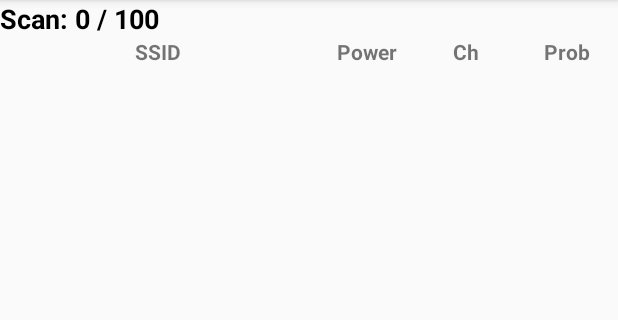
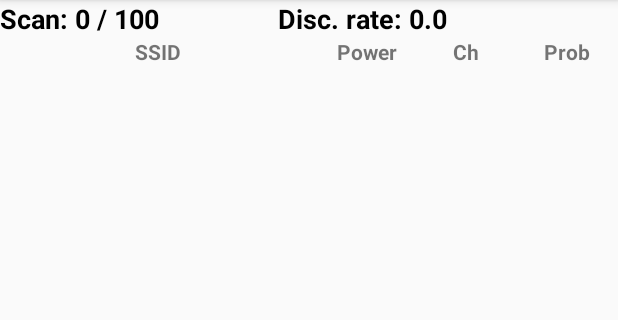
Before and after one commit to joseangelmr/wiscan, an Android app: the screen it shows after launch (MainActivity), on a phone screen of 412 x 824 dp, the part 84-404 px from its top. Run offline under Robolectric (Android 15) with nearby library versions, the phone set to English and light mode, and no system bars.

Commit message:
Agregado el campo para calcular y mostrar el discovery rate
TODO: Corregir el error de las prob en las redes no detectadas y  Verificar posible crash a causa de no obtener la localizacion.
. Hacer las correcciones necesarias a la BD.

TODO Opcional: Mejorar formato de presentacion de graficas (margenes y/o padding )

```diff
--- a/app/src/main/java/com/android/wiscan/MainActivity.java
+++ b/app/src/main/java/com/android/wiscan/MainActivity.java
@@ -4,9 +4,6 @@ import android.content.Context;
 import android.content.Intent;
 import android.content.IntentFilter;
 import android.content.SharedPreferences;
-import android.database.Cursor;
-import android.database.sqlite.SQLiteDatabase;
-import android.graphics.drawable.Drawable;
 import android.location.Location;
 import android.net.wifi.WifiManager;
 import android.os.Bundle;
@@ -22,7 +19,6 @@ import android.widget.ListView;
 import android.widget.TextView;
 import android.widget.Toast;
 
-import com.android.wiscan.database.RedesContract;
 import com.android.wiscan.database.RedesDBHelper;
 import com.android.wiscan.helpers.DialogHelper;
 import com.android.wiscan.helpers.GooglePlayCallbacks;
@@ -40,11 +36,23 @@ public class MainActivity extends ActionBarActivity {
     private WifiReceiver wifiReceiver;
     private ListView wifiList;
     private TextView scaneos;
+    private TextView discovery_rate;
     private RedesDBHelper dbHelper;
     private boolean keep_scaning = false;
     private int num_scan=0;
     private int max_scan_pref;
     public GoogleApiClient mGoogleApiClient;
+
+    private float discoveryRate=0;
+
+    public void setDiscoveryRate(float discoveryRate) {
+        this.discoveryRate = discoveryRate;
+    }
+
+
+
+
+
 
     public boolean keepScanning() {
         return keep_scaning;
@@ -82,6 +90,8 @@ public class MainActivity extends ActionBarActivity {
 
     public void updateNumScan() {
         scaneos.setText("Scan: "+String.valueOf(num_scan)+" / "+String.valueOf(max_scan_pref));
+
+        discovery_rate.setText("Disc. rate: " + String.valueOf(discoveryRate));
     }
 
     public void deleteDB(){
@@ -182,6 +192,8 @@ public class MainActivity extends ActionBarActivity {
         wifiReceiver = new WifiReceiver(this,mainWifiObj,wifiList);
         scaneos = (TextView)findViewById(R.id.scan_actual);
 
+        discovery_rate = (TextView)findViewById(R.id.discovery_rate);
+
         /*Se registra el receiver para manejar la data del scan*/
         registerReceiver(wifiReceiver,
                 new IntentFilter(WifiManager.SCAN_RESULTS_AVAILABLE_ACTION));
--- a/app/src/main/java/com/android/wiscan/WifiListAdapter.java
+++ b/app/src/main/java/com/android/wiscan/WifiListAdapter.java
@@ -47,7 +47,9 @@ public class WifiListAdapter extends ArrayAdapter<MyScanResult>{
         holder.intensidad.setText(String.valueOf(this.getItem(position).level));
         //holder.seguridad.setText(this.getItem(position).capabilities);
         //holder.frecuencia.setText(String.valueOf(this.getItem(position).frequency));
-        holder.probabilidad.setText(String.valueOf(this.getItem(position).probability));
+
+
+        holder.probabilidad.setText(String.format("%.3f",this.getItem(position).probability));
         holder.canal.setText(String.valueOf(this.getItem(position).channel));
 
         return convertView;
--- a/app/src/main/java/com/android/wiscan/WifiReceiver.java
+++ b/app/src/main/java/com/android/wiscan/WifiReceiver.java
@@ -134,7 +134,7 @@ public class WifiReceiver extends BroadcastReceiver{
             float prob = insertData(result);
             MyScanResult aux = mapa_redes.get(result.BSSID);
             if(aux!=null) { /*Si ya existe una red con ese BSSID*/
-                aux.updateDetectedResult(num_scan,result.level);
+                aux.updateDetectedResult(num_scan, result.level);
                 Log.v("PRUEBA TIMES","VALOR de timesDetected: "+aux.timesDetected);
             }
             else
@@ -145,6 +145,11 @@ public class WifiReceiver extends BroadcastReceiver{
         for(MyScanResult result : mapa_redes.values()){
             result.updateNotDetectedResult(num_scan);
         }
+        if(mapa_redes.size()>0) {
+            float dRate = (float) wifiScanList.size() / mapa_redes.size();
+            mainActivity.setDiscoveryRate(dRate);
+        }
+
     }
 
     public void postInUI(){
--- a/app/src/main/res/layout/activity_main.xml
+++ b/app/src/main/res/layout/activity_main.xml
@@ -5,13 +5,31 @@
     android:orientation="vertical"
     tools:context=".MainActivity" >
 
-    <TextView
+    <LinearLayout
         android:layout_width="fill_parent"
         android:layout_height="wrap_content"
-        android:textColor="@android:color/black"
-        android:textAppearance="?android:attr/textAppearanceMedium"
-        android:id="@+id/scan_actual"
-        android:textStyle="bold" />
+        android:orientation="horizontal"
+        android:weightSum="2">
+        <TextView
+            android:layout_width="0dp"
+            android:layout_height="wrap_content"
+            android:textColor="@android:color/black"
+            android:textAppearance="?android:attr/textAppearanceMedium"
+            android:id="@+id/scan_actual"
+            android:layout_weight="0.9"
+            android:textStyle="bold" />
+
+        <TextView
+            android:layout_width="0dp"
+            android:layout_height="wrap_content"
+            android:textColor="@android:color/black"
+            android:textAppearance="?android:attr/textAppearanceMedium"
+            android:id="@+id/discovery_rate"
+            android:layout_weight="1.1"
+            android:textStyle="bold" />
+
+        </LinearLayout>
+
 
     <include layout="@layout/wifiheader"/>
 
```
